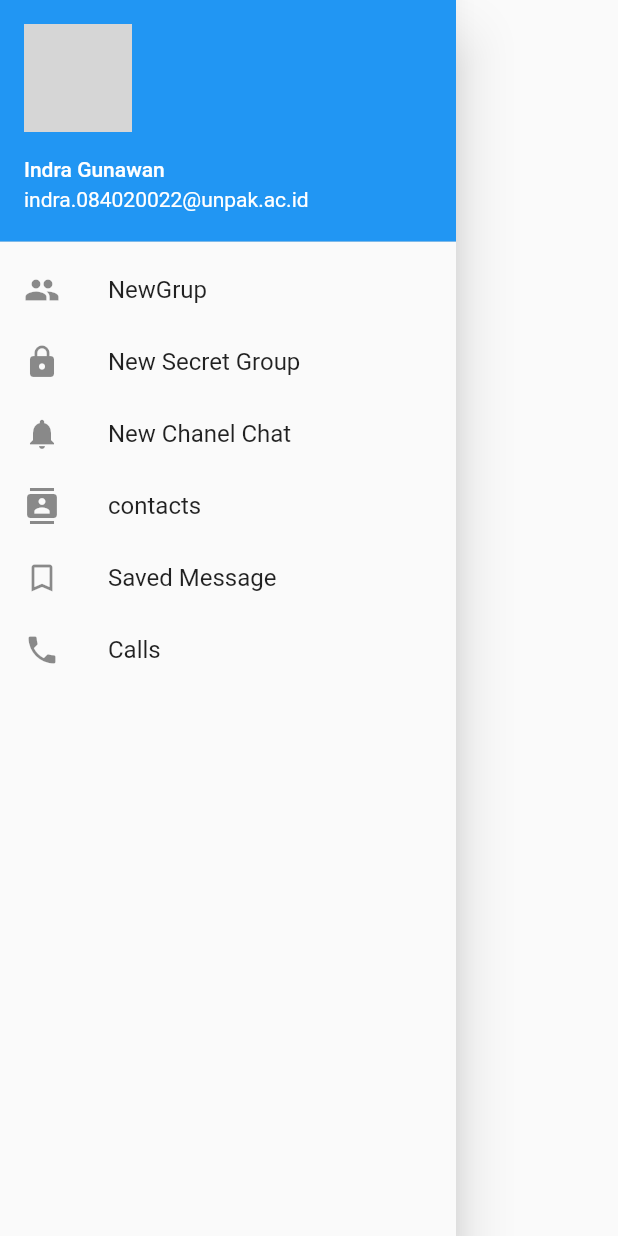
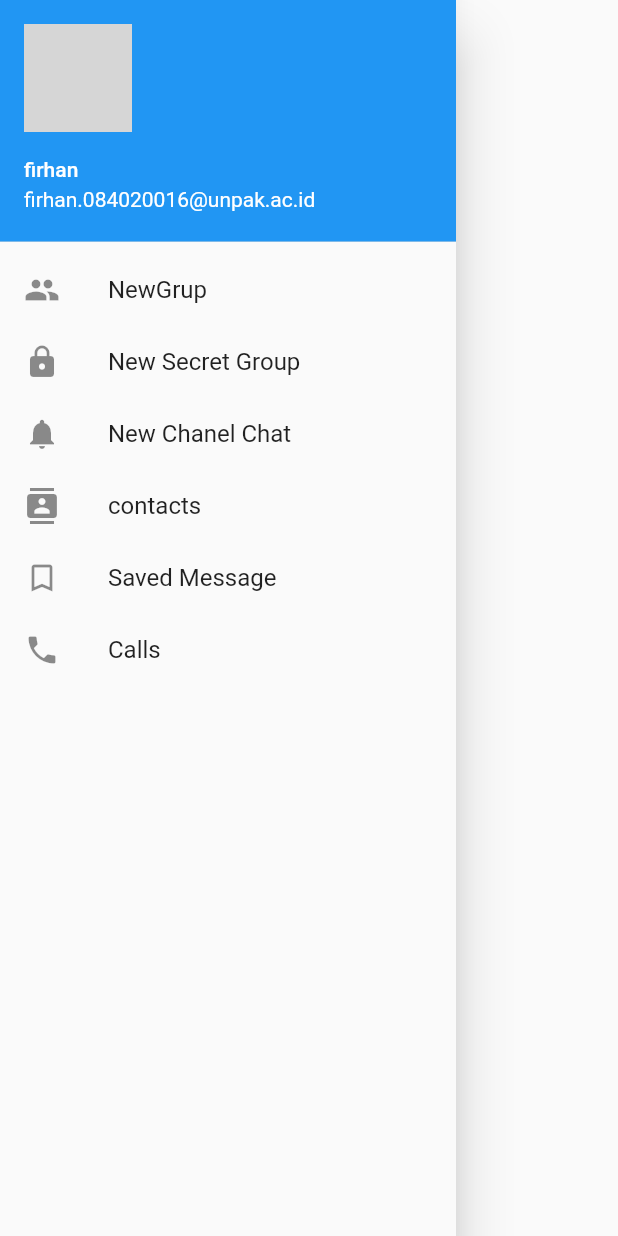
Before and after one commit to firhan29/tugas8B, a Flutter app: the DrawerScreen widget shown alone on an empty page, opened directly, on a phone screen of 412 x 824 dp. Run offline on Flutter 3.47's test engine with Material 2 defaults, Android fonts, the phone set to English and light mode, and no system bars; missing offline and left inert: dart:html; network calls fail; grey boxes are pictures that could not be loaded.

Commit message:
Update DrawerScreen.dart

```diff
--- a/appflutter/lib/DrawerScreen.dart
+++ b/appflutter/lib/DrawerScreen.dart
@@ -12,10 +12,10 @@ class _DrawwerScreenState extends State<DrawerScreen> {
       child: ListView(
         children: <Widget>[
           UserAccountsDrawerHeader(
-            accountName: Text("Indra Gunawan"),
+            accountName: Text("firhan"),
             currentAccountPicture:
-                CircleAvatar(backgroundImage: AssetImage("../../asset/img/i4.png")),
-            accountEmail: Text("indra.084020022@unpak.ac.id"),
+                CircleAvatar(backgroundImage: AssetImage("../../asset/img/logo.png")),
+            accountEmail: Text("firhan.084020016@unpak.ac.id"),
           ),
           DrawerListTile(
             iconData: Icons.group,
```
